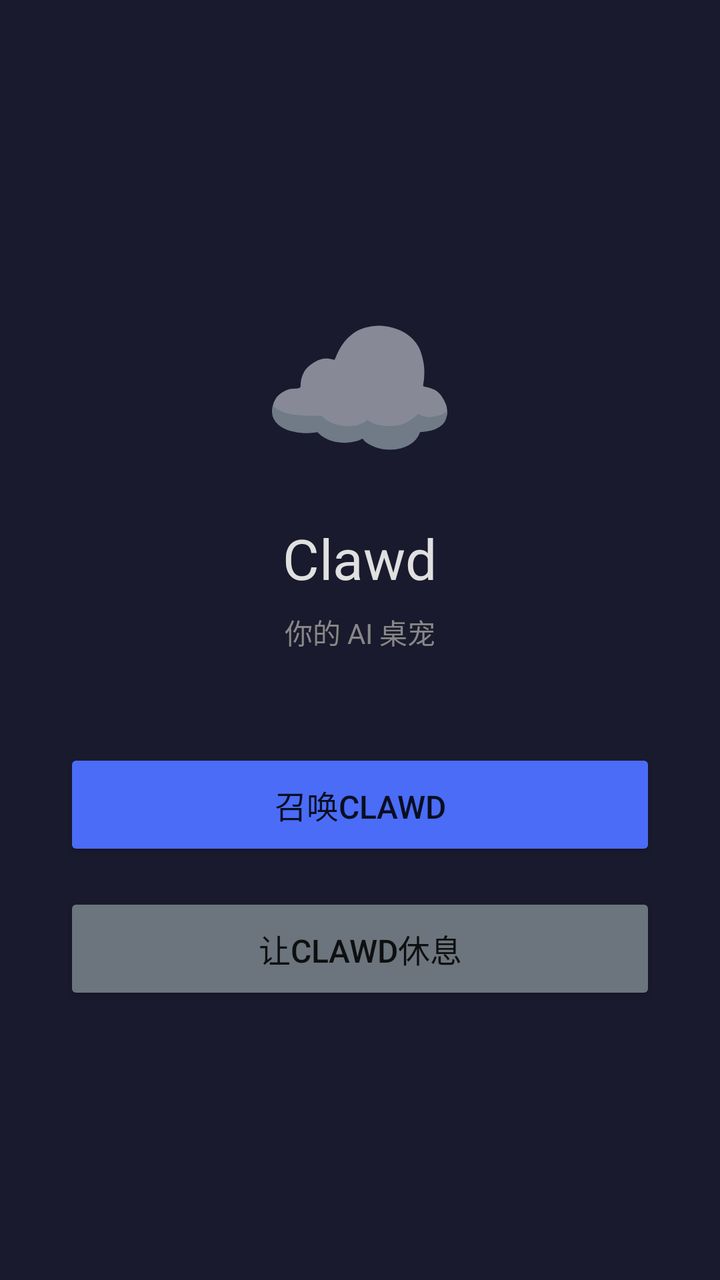
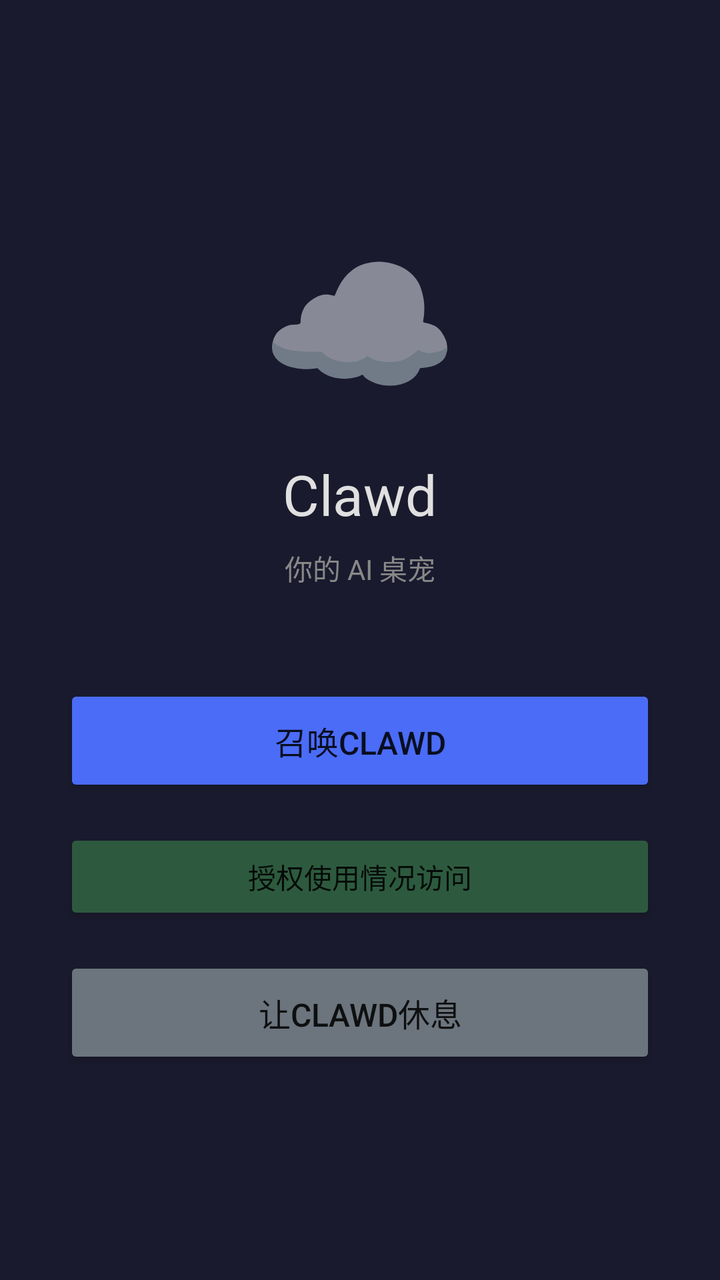

Compare the two renders of this Android layout. The source of the first and the diff that turns it into the second are given below.
<!-- AndroidManifest.xml: activity theme Theme.CloudPet -->
<!-- res/layout/activity_main.xml -->
<?xml version="1.0" encoding="utf-8"?>
<LinearLayout xmlns:android="http://schemas.android.com/apk/res/android"
    android:layout_width="match_parent" android:layout_height="match_parent"
    android:orientation="vertical" android:gravity="center"
    android:padding="32dp" android:background="#1a1a2e">
    <TextView android:layout_width="wrap_content" android:layout_height="wrap_content"
        android:text="☁️" android:textSize="80dp" android:layout_marginBottom="16dp" />
    <TextView android:layout_width="wrap_content" android:layout_height="wrap_content"
        android:text="Clawd" android:textSize="28dp" android:textColor="#e0e0e0"
        android:layout_marginBottom="8dp" />
    <TextView android:layout_width="wrap_content" android:layout_height="wrap_content"
        android:text="你的 AI 桌宠" android:textSize="14dp" android:textColor="#888"
        android:layout_marginBottom="48dp" />
    <Button android:id="@+id/btn_start" android:layout_width="match_parent"
        android:layout_height="56dp" android:text="召唤Clawd" android:textSize="16dp"
        android:backgroundTint="#4a6cf7" android:layout_marginBottom="16dp" />
    <Button android:id="@+id/btn_stop" android:layout_width="match_parent"
        android:layout_height="56dp" android:text="让Clawd休息" android:textSize="16dp"
        android:backgroundTint="#6c757d" />
</LinearLayout>
<!-- resources referenced by this layout -->
<resources>
  <style name="Theme.CloudPet" parent="Theme.AppCompat.DayNight.NoActionBar">
          <item name="android:statusBarColor">#1a1a2e</item>
      </style>
</resources>

<!-- the commit's change to res/layout/activity_main.xml (unified diff, before → after) -->
@@ -14,6 +14,9 @@
     <Button android:id="@+id/btn_start" android:layout_width="match_parent"
         android:layout_height="56dp" android:text="召唤Clawd" android:textSize="16dp"
         android:backgroundTint="#4a6cf7" android:layout_marginBottom="16dp" />
+    <Button android:id="@+id/btn_usage_access" android:layout_width="match_parent"
+        android:layout_height="48dp" android:text="授权使用情况访问" android:textSize="14dp"
+        android:backgroundTint="#2d5a3e" android:layout_marginBottom="16dp" />
     <Button android:id="@+id/btn_stop" android:layout_width="match_parent"
         android:layout_height="56dp" android:text="让Clawd休息" android:textSize="16dp"
         android:backgroundTint="#6c757d" />
